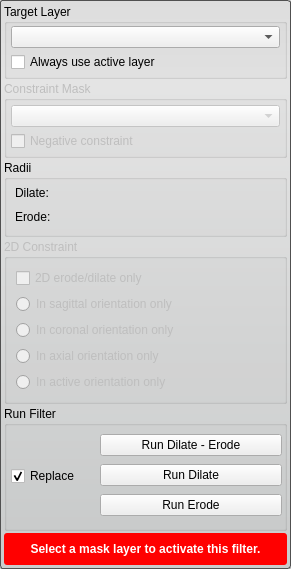
Qt form src/Interface/ToolInterface/BinarySmoothDilateErodeFilterInterface.ui (SCIInstitute/Seg3D) before a commit.
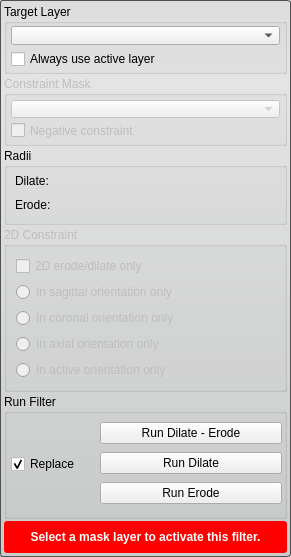
The same form after that commit. Custom widgets are drawn as their Qt base class.

Commit message: updates to the Cmake files to remove warnings on Externals updated the SingleTargetTool so that it can handle setting the validity properly for tools and filters that have more than one required combobox. updated all the tool and filter UI's

Diff of the .ui file:
```diff
--- a/src/Interface/ToolInterface/BinarySmoothDilateErodeFilterInterface.ui
+++ b/src/Interface/ToolInterface/BinarySmoothDilateErodeFilterInterface.ui
@@ -7,7 +7,7 @@
     <x>0</x>
     <y>0</y>
     <width>291</width>
-    <height>564</height>
+    <height>536</height>
    </rect>
   </property>
   <property name="sizePolicy">
@@ -35,6 +35,18 @@
    </property>
    <item>
     <widget class="QGroupBox" name="target_groupbox_">
+     <property name="minimumSize">
+      <size>
+       <width>0</width>
+       <height>70</height>
+      </size>
+     </property>
+     <property name="maximumSize">
+      <size>
+       <width>16777215</width>
+       <height>70</height>
+      </size>
+     </property>
      <property name="title">
       <string>Target Layer</string>
      </property>
@@ -106,6 +118,18 @@
      <property name="enabled">
       <bool>false</bool>
      </property>
+     <property name="minimumSize">
+      <size>
+       <width>0</width>
+       <height>70</height>
+      </size>
+     </property>
+     <property name="maximumSize">
+      <size>
+       <width>16777215</width>
+       <height>70</height>
+      </size>
+     </property>
      <property name="title">
       <string>Constraint Mask</string>
      </property>
@@ -416,6 +440,12 @@
        <height>32</height>
       </size>
      </property>
+     <property name="maximumSize">
+      <size>
+       <width>16777215</width>
+       <height>32</height>
+      </size>
+     </property>
      <property name="styleSheet">
       <string notr="true">QLabel#message_{
   color: white;
```
The commit also changes 34 other files.
